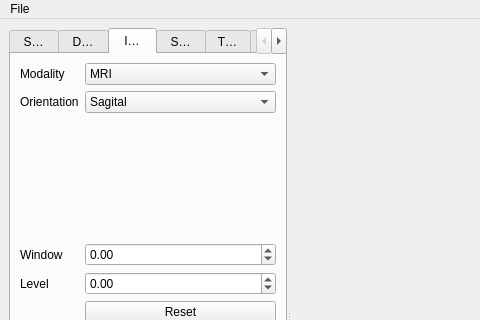
Above: braviz/interaction/qt_guis/subject_overview.ui from diego0020/braviz-app before the change; both pictures show x 0 to 480 and y 0 to 320 of the 855 by 627 pixel window. Below: the same form after it.
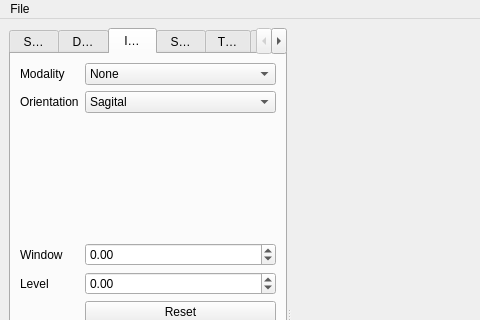
That is the form after the change. Icons and pictures are not drawn.

Commit message: fill paradigms programatically, to adapt to the different projects

The edit to the form file:
```diff
--- a/braviz/interaction/qt_guis/subject_overview.ui
+++ b/braviz/interaction/qt_guis/subject_overview.ui
@@ -215,7 +215,7 @@
             <item row="0" column="1">
              <widget class="QComboBox" name="image_mod_combo">
               <property name="currentIndex">
-               <number>1</number>
+               <number>0</number>
               </property>
               <item>
                <property name="text">
```
Left out of the diff: 10 changed lines with no effect on the pictures. The commit also changes 1 other file.
